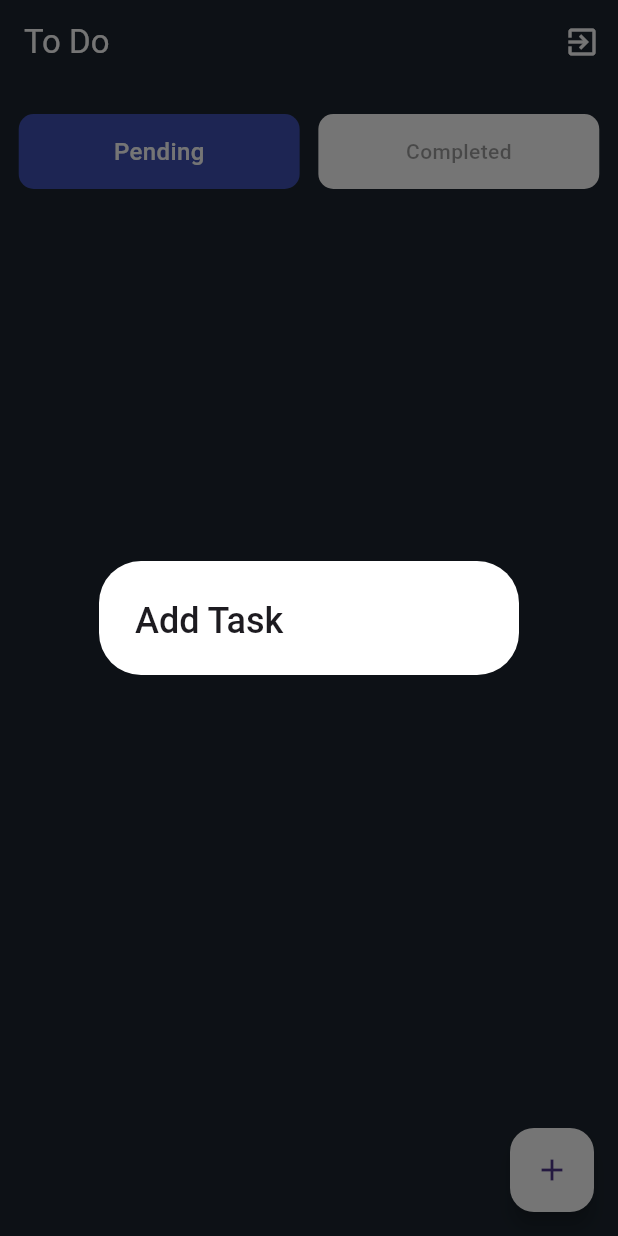
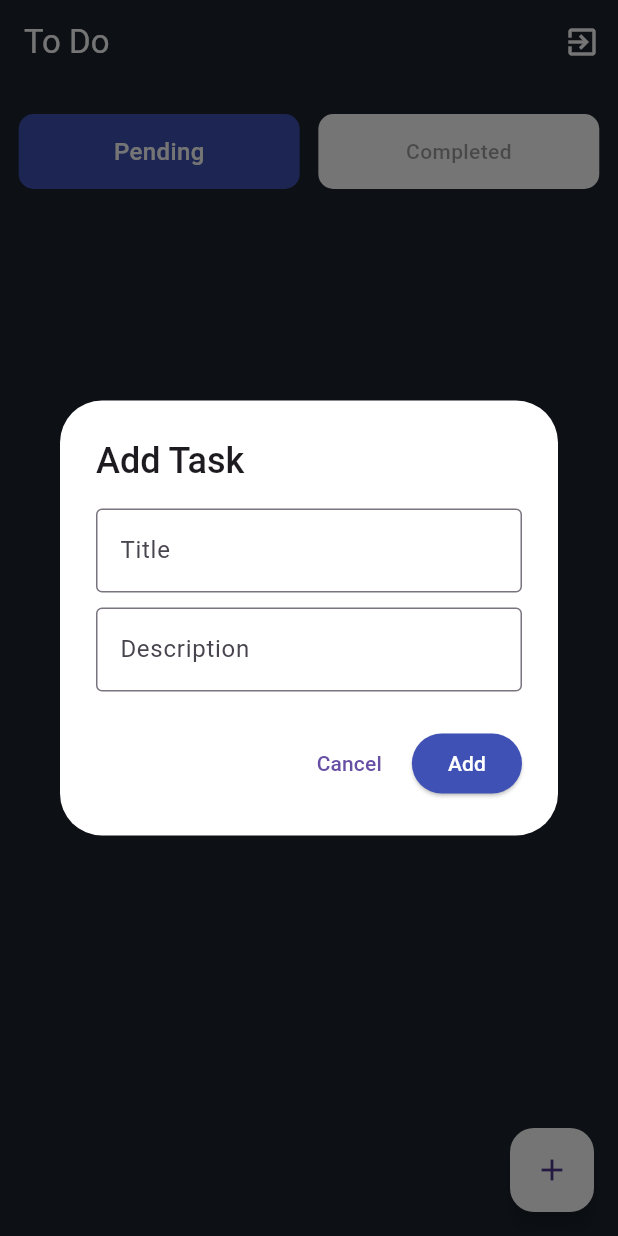
Before and after one commit to fertz24/TaDoneApp, a Flutter app: the HomeVista screen opened directly, after a tap on the "add" icon, on a phone screen of 412 x 824 dp. Run offline on Flutter 3.47's test engine with Material 3 defaults, Android fonts, the phone set to English and light mode, and no system bars; our stand-ins replace cloud_firestore, firebase_auth, firebase_core; accounts and stored records are empty.

Commit message:
diseño para el Add Task + llamar a presentador para guardar tarea en Firebase

```diff
--- a/lib/vista/home_vista.dart
+++ b/lib/vista/home_vista.dart
@@ -1,5 +1,5 @@
 //import 'package:fer1/vista/login_vista.dart';
-import 'package:fer1/modelo/todo_modelo.dart';
+//import 'package:fer1/modelo/todo_modelo.dart';
 import 'package:fer1/presentador/create_todo_presentador.dart';
 import 'package:flutter/material.dart';
 //import 'package:firebase_auth/firebase_auth.dart';
@@ -140,6 +140,51 @@ class _HomeVistaState extends State<HomeVista> {
               fontWeight: FontWeight.w500,
             ),
           ),
+          content: SingleChildScrollView(
+            child: Container(
+              width: MediaQuery.of(context).size.width,
+              child: Column(
+                children: [
+                  TextField(
+                    controller: _tituloControlador,
+                    decoration: InputDecoration(
+                      labelText: "Title",
+                      border: OutlineInputBorder(),
+                    ),
+                  ),
+                  SizedBox(height: 10),
+                    TextField(
+                    controller: _descripcionControlador,
+                    decoration: InputDecoration(
+                      labelText: "Description",
+                      border: OutlineInputBorder(),
+                    ),
+                  ),
+                ],
+              ),
+            ),
+          ),
+          actions: [
+            TextButton(onPressed: () {
+              Navigator.pop(context);
+            },
+            child: Text("Cancel"),
+            ),
+            ElevatedButton( //Boton para guardar la tarea
+            style: ElevatedButton.styleFrom( //Estilo del boton Add
+              backgroundColor: Colors.indigo,
+              foregroundColor: Colors.white,
+            ),
+              onPressed: () async {
+                await _presentador.crearTodo( //Llamamos al metodo crearTodo del presentador, enviando el texto que el usuario escribio en los campos de...
+                  _tituloControlador.text, //titulo de la tarea (captura el texto)
+                  _descripcionControlador.text, //descripcion de la tarea
+                );
+                Navigator.pop(context); //Cierra el popup despues de guardar la tarea
+              },
+              child: Text("Add"),
+            )
+          ],
         );
       },
     );
```
